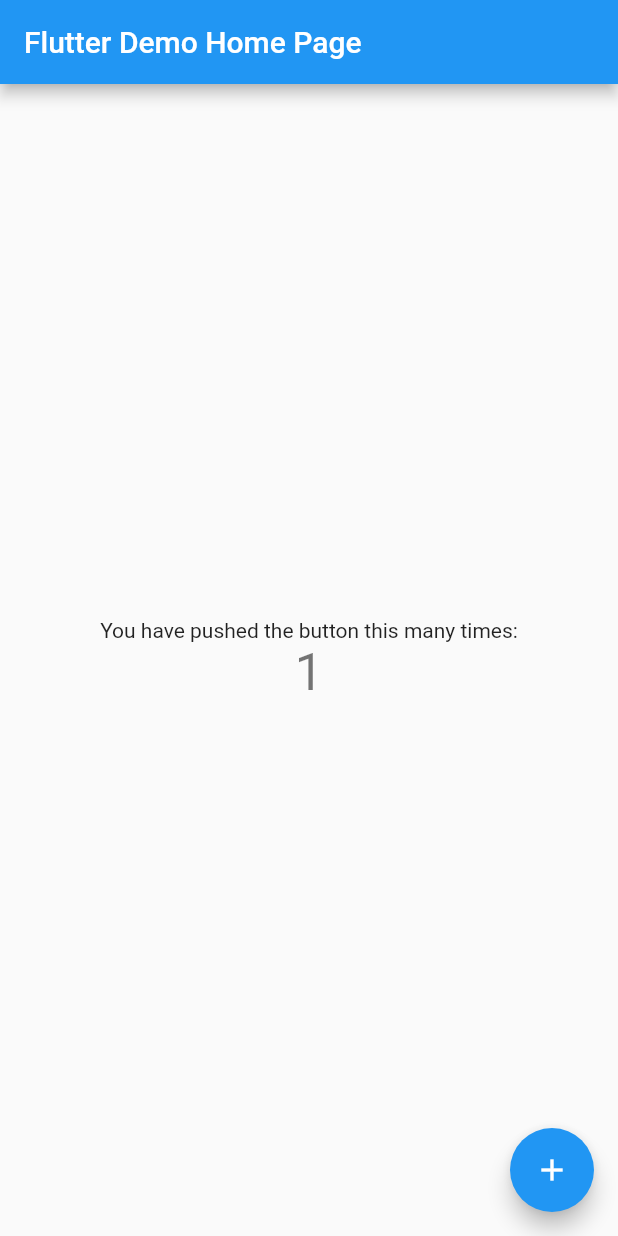
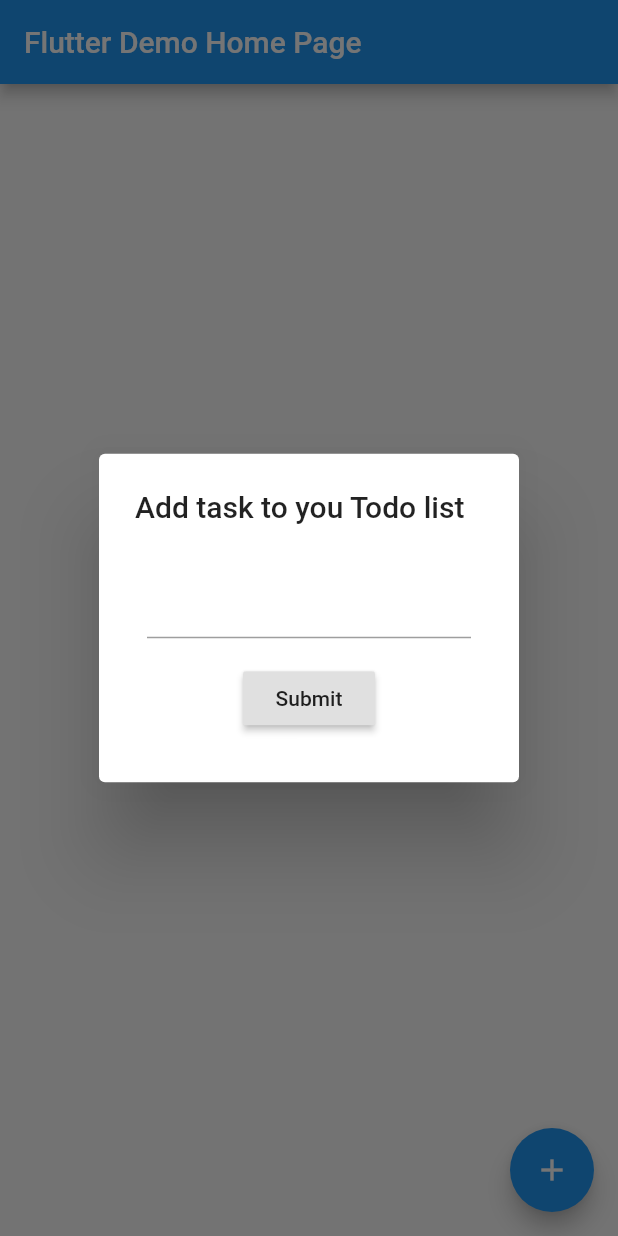
Before and after one commit to cruzmatheus/todo_list_flutter, a Flutter app: the screen it shows after launch, after a tap on the "add" icon, on a phone screen of 412 x 824 dp. Run offline on Flutter 3.47's test engine with Material 2 defaults, Android fonts, the phone set to English and light mode, and no system bars.

```diff
--- a/lib/main.dart
+++ b/lib/main.dart
@@ -3,21 +3,11 @@ import 'package:flutter/material.dart';
 void main() => runApp(MyApp());
 
 class MyApp extends StatelessWidget {
-  // This widget is the root of your application.
   @override
   Widget build(BuildContext context) {
     return MaterialApp(
       title: 'Flutter Demo',
       theme: ThemeData(
-        // This is the theme of your application.
-        //
-        // Try running your application with "flutter run". You'll see the
-        // application has a blue toolbar. Then, without quitting the app, try
-        // changing the primarySwatch below to Colors.green and then invoke
-        // "hot reload" (press "r" in the console where you ran "flutter run",
-        // or simply save your changes to "hot reload" in a Flutter IDE).
-        // Notice that the counter didn't reset back to zero; the application
-        // is not restarted.
         primarySwatch: Colors.blue,
       ),
       home: MyHomePage(title: 'Flutter Demo Home Page'),
@@ -28,15 +18,6 @@ class MyApp extends StatelessWidget {
 class MyHomePage extends StatefulWidget {
   MyHomePage({Key key, this.title}) : super(key: key);
 
-  // This widget is the home page of your application. It is stateful, meaning
-  // that it has a State object (defined below) that contains fields that affect
-  // how it looks.
-
-  // This class is the configuration for the state. It holds the values (in this
-  // case the title) provided by the parent (in this case the App widget) and
-  // used by the build method of the State. Fields in a Widget subclass are
-  // always marked "final".
-
   final String title;
 
   @override
@@ -45,50 +26,22 @@ class MyHomePage extends StatefulWidget {
 
 class _MyHomePageState extends State<MyHomePage> {
   int _counter = 0;
+  final _formKey = GlobalKey<FormState>();
 
   void _incrementCounter() {
     setState(() {
-      // This call to setState tells the Flutter framework that something has
-      // changed in this State, which causes it to rerun the build method below
-      // so that the display can reflect the updated values. If we changed
-      // _counter without calling setState(), then the build method would not be
-      // called again, and so nothing would appear to happen.
       _counter++;
     });
   }
 
   @override
   Widget build(BuildContext context) {
-    // This method is rerun every time setState is called, for instance as done
-    // by the _incrementCounter method above.
-    //
-    // The Flutter framework has been optimized to make rerunning build methods
-    // fast, so that you can just rebuild anything that needs updating rather
-    // than having to individually change instances of widgets.
     return Scaffold(
       appBar: AppBar(
-        // Here we take the value from the MyHomePage object that was created by
-        // the App.build method, and use it to set our appbar title.
         title: Text(widget.title),
       ),
       body: Center(
-        // Center is a layout widget. It takes a single child and positions it
-        // in the middle of the parent.
         child: Column(
-          // Column is also layout widget. It takes a list of children and
-          // arranges them vertically. By default, it sizes itself to fit its
-          // children horizontally, and tries to be as tall as its parent.
-          //
-          // Invoke "debug painting" (press "p" in the console, choose the
-          // "Toggle Debug Paint" action from the Flutter Inspector in Android
-          // Studio, or the "Toggle Debug Paint" command in Visual Studio Code)
-          // to see the wireframe for each widget.
-          //
-          // Column has various properties to control how it sizes itself and
-          // how it positions its children. Here we use mainAxisAlignment to
-          // center the children vertically; the main axis here is the vertical
-          // axis because Columns are vertical (the cross axis would be
-          // horizontal).
           mainAxisAlignment: MainAxisAlignment.center,
           children: <Widget>[
             Text(
@@ -102,7 +55,32 @@ class _MyHomePageState extends State<MyHomePage> {
         ),
       ),
       floatingActionButton: FloatingActionButton(
-        onPressed: _incrementCounter,
+        onPressed: () {
+          showDialog(
+              context: context,
+              builder: (_) => new AlertDialog(
+                  title: new Text("Add task to you Todo list"),
+                  content: Form(key: _formKey,
+                                child: Column(mainAxisSize: MainAxisSize.min,
+                                              children: <Widget>[
+                                                    Padding(padding: EdgeInsets.all(8.0),
+                                                            child: TextFormField()),
+                                                    Padding(padding: EdgeInsets.all(8.0),
+                                                            child: RaisedButton(
+                                                              child: Text("Submit"),
+                                                              onPressed: () {
+                                                                  if (_formKey.currentState.validate()) {
+                                                                    _formKey.currentState.save();
+                                                                  }
+                                                                },
+                                                              )
+                                                            )
+                                                                ]
+                                )
+                            )
+              )
+          );
+         },
         tooltip: 'Increment',
         child: Icon(Icons.add),
       ), // This trailing comma makes auto-formatting nicer for build methods.
```
